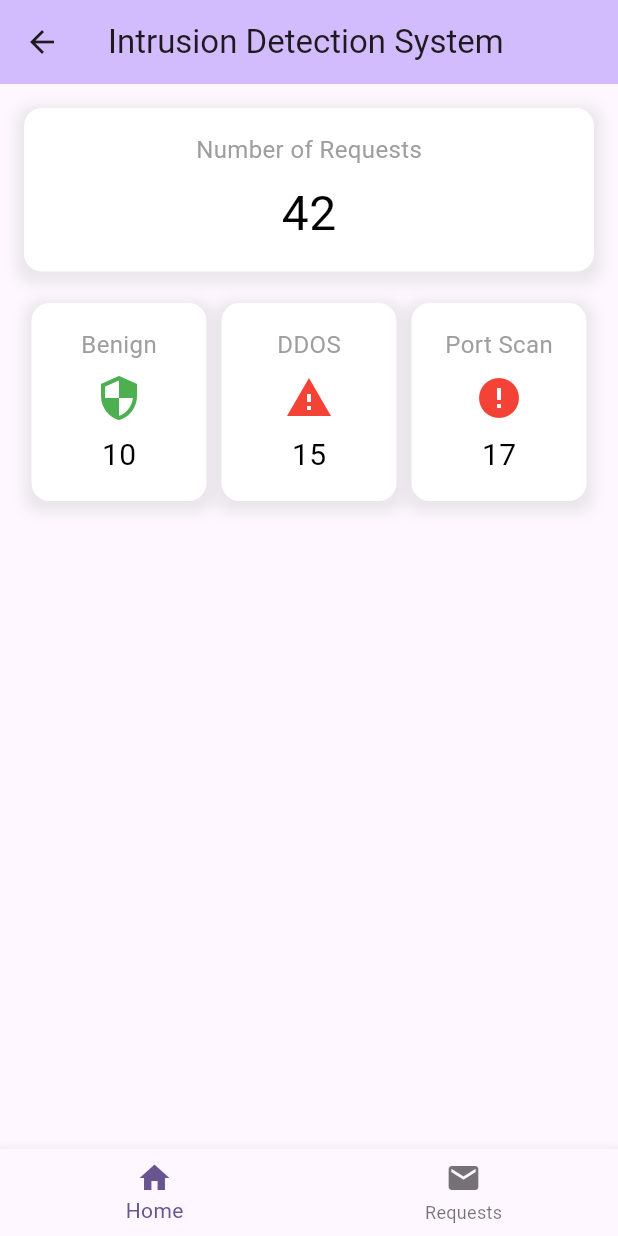
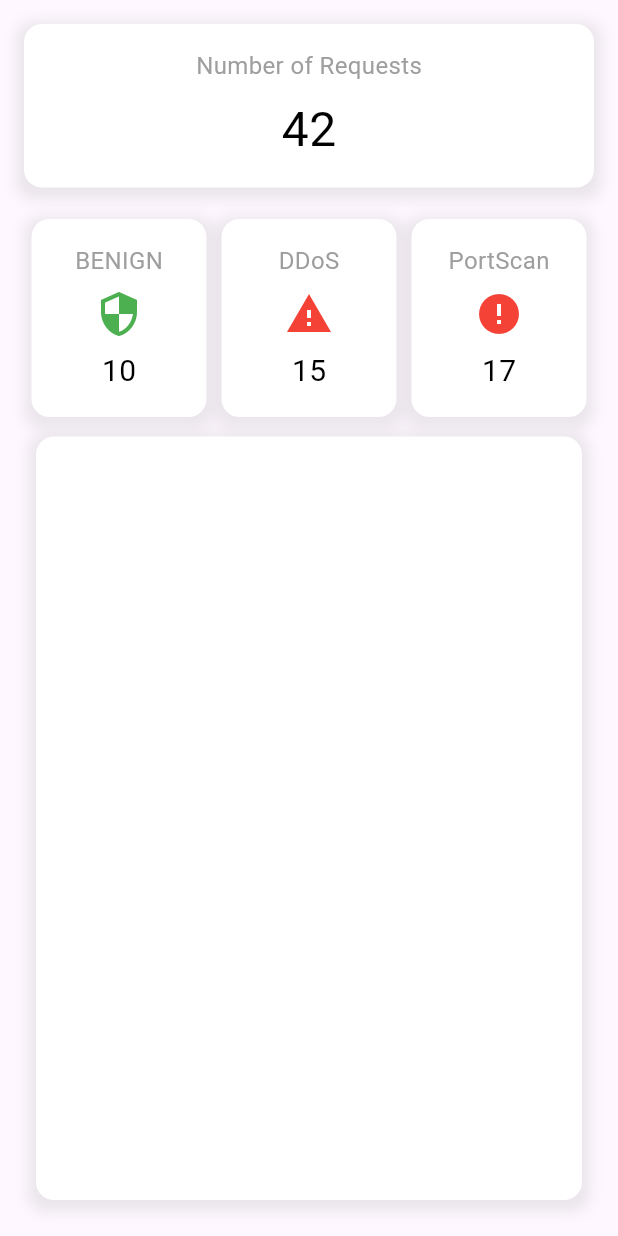
Before and after one commit to BilalElHammouchi/intrusion_detection_system, a Flutter app: the HomePage widget shown alone on an empty page, opened directly, on a phone screen of 412 x 824 dp. Run offline on Flutter 3.47's test engine with Material 2 defaults, Android fonts, the phone set to English and light mode, and no system bars; our stand-ins replace elegant_notification.

Commit message:
added shared scaffold between pages

```diff
--- a/lib/home_page.dart
+++ b/lib/home_page.dart
@@ -1,5 +1,4 @@
 import 'package:flutter/material.dart';
-import 'package:intrusion_detection_system/requests_page.dart';
 
 class HomePage extends StatefulWidget {
   const HomePage({super.key});
@@ -9,17 +8,9 @@ class HomePage extends StatefulWidget {
 }
 
 class _HomePageState extends State<HomePage> {
-  int _currentIndex = 0;
-  final List<Widget> _pages = [const HomePage(), const RequestsPage()];
-
   @override
   Widget build(BuildContext context) {
-    return Scaffold(
-      appBar: AppBar(
-        backgroundColor: Theme.of(context).colorScheme.inversePrimary,
-        title: const Text('Intrusion Detection System'),
-      ),
-      body: Padding(
+    return Padding(
       padding: const EdgeInsets.all(16.0),
       child: Column(
         crossAxisAlignment: CrossAxisAlignment.stretch,
@@ -49,7 +40,7 @@ class _HomePageState extends State<HomePage> {
                 ),
                 SizedBox(height: 8.0),
                 Text(
-                    '42', // Replace with your actual number
+                  '42',
                   style: TextStyle(
                     color: Colors.black,
                     fontSize: 32.0,
@@ -62,29 +53,37 @@ class _HomePageState extends State<HomePage> {
           Row(
             mainAxisAlignment: MainAxisAlignment.spaceBetween,
             children: [
-                buildRequestTypeContainer('Benign', Icons.security, '10'),
-                buildRequestTypeContainer('DDOS', Icons.warning, '15'),
-                buildRequestTypeContainer('Port Scan', Icons.error, '17'),
+              buildRequestTypeContainer('BENIGN', Icons.security, '10'),
+              buildRequestTypeContainer('DDoS', Icons.warning, '15'),
+              buildRequestTypeContainer('PortScan', Icons.error, '17'),
             ],
+          ),
+          Expanded(
+            child: Padding(
+              padding: const EdgeInsets.all(8.0),
+              child: Container(
+                decoration: BoxDecoration(
+                  borderRadius: BorderRadius.circular(12.0),
+                  color: Colors.white,
+                  boxShadow: [
+                    BoxShadow(
+                      color: Colors.grey.withOpacity(0.2),
+                      spreadRadius: 5,
+                      blurRadius: 7,
+                      offset: const Offset(0, 3),
                     ),
                   ],
                 ),
+                padding: const EdgeInsets.all(16.0),
+                child: const Text(
+                  '',
+                  style: TextStyle(
+                    color: Colors.black,
+                    fontSize: 12.0,
                   ),
-      bottomNavigationBar: BottomNavigationBar(
-        currentIndex: _currentIndex,
-        onTap: (index) {
-          setState(() {
-            _currentIndex = index;
-          });
-        },
-        items: const [
-          BottomNavigationBarItem(
-            icon: Icon(Icons.home),
-            label: 'Home',
                 ),
-          BottomNavigationBarItem(
-            icon: Icon(Icons.email),
-            label: 'Requests',
+              ),
+            ),
           ),
         ],
       ),
@@ -122,11 +121,11 @@ class _HomePageState extends State<HomePage> {
               Icon(
                 icon,
                 size: 32.0,
-                color: text != 'Benign' ? Colors.red : Colors.green,
+                color: text != 'BENIGN' ? Colors.red : Colors.green,
               ),
               const SizedBox(height: 8.0),
               Text(
-                number, // Replace with your actual number
+                number,
                 style: const TextStyle(
                   color: Colors.black,
                   fontSize: 20.0,
--- a/lib/main.dart
+++ b/lib/main.dart
@@ -1,6 +1,8 @@
 import 'package:flutter/material.dart';
 import 'package:intrusion_detection_system/home_page.dart';
 import 'package:intrusion_detection_system/login_page.dart';
+import 'package:intrusion_detection_system/myscaffold.dart';
+import 'package:intrusion_detection_system/requests_page.dart';
 
 void main() {
   runApp(const MyApp());
@@ -16,7 +18,8 @@ class MyApp extends StatelessWidget {
       initialRoute: '/login',
       routes: {
         '/login': (context) => const LoginPage(),
-        '/index': (context) => const HomePage(),
+        '/index': (context) => const MyScaffold(),
+        '/requests': (context) => const RequestsPage()
       },
       theme: ThemeData(
         colorScheme: ColorScheme.fromSeed(seedColor: Colors.deepPurple),
```
Also changed, not shown: lib/myscaffold.dart (added, +44 -0 lines). Lines whose indentation alone changed are shown as unchanged.
